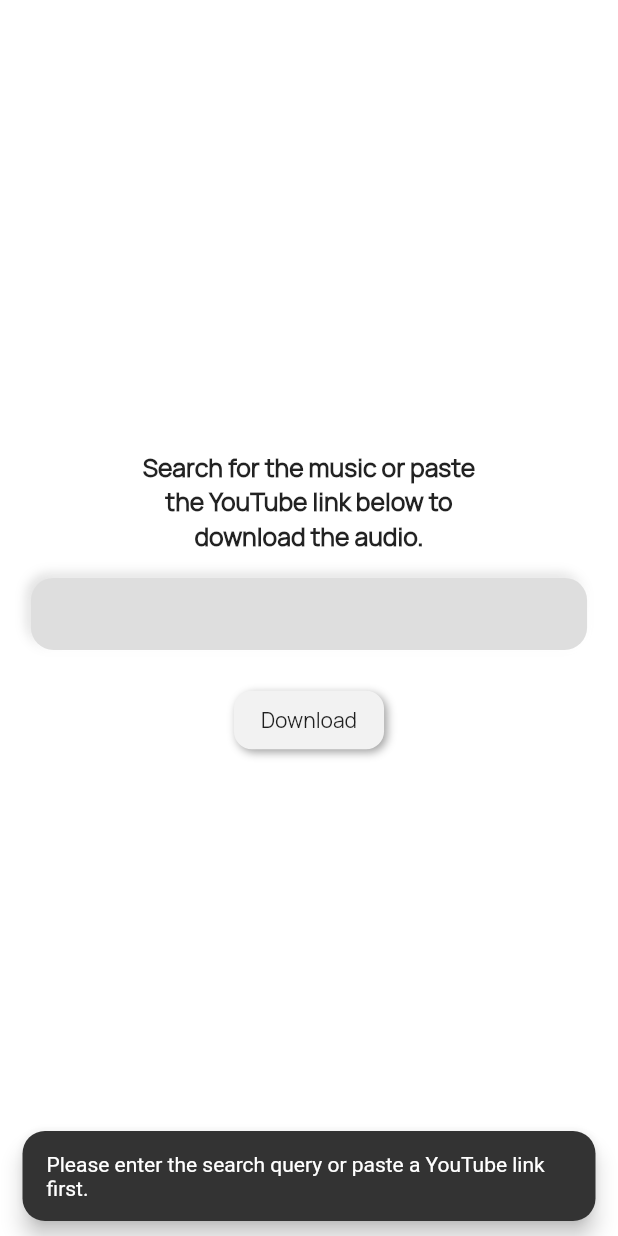
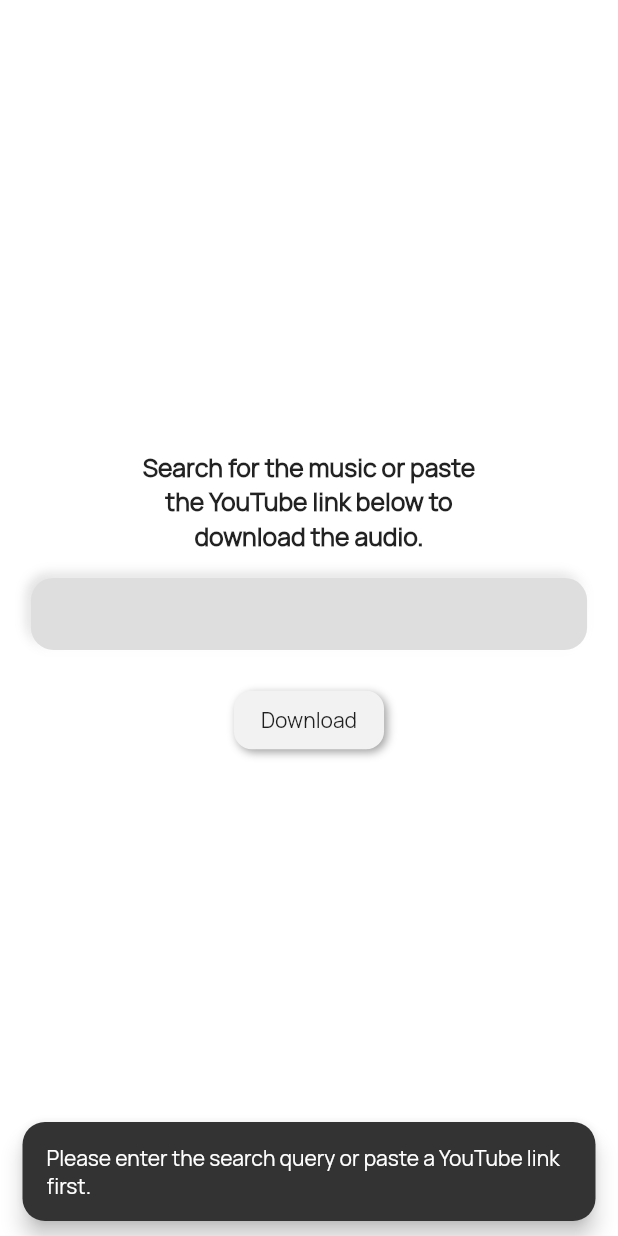
Before and after one commit to hippedorange22/YtDownloader, a Flutter app: the screen it shows after launch, after a tap on "Download", on a phone screen of 412 x 824 dp. Run offline on Flutter 3.47's test engine with Material 2 defaults, Android fonts, the phone set to English and light mode, and no system bars; drawn by our look-alikes of clay_containers, flutter_neumorphic; our stand-ins replace permission_handler; missing offline and left inert: downloads_path_provider_28, folder_picker, youtube_explode_dart.

```diff
--- a/lib/main.dart
+++ b/lib/main.dart
@@ -163,6 +163,9 @@
                                 ScaffoldMessenger.of(context).showSnackBar(SnackBar(
                                   content: Text(
                                     "Please enter the search query or paste a YouTube link first.",
+                                    style: TextStyle(
+                                        fontFamily: "Manrope"
+                                    ),
                                   ),
                                   shape: RoundedRectangleBorder(borderRadius: BorderRadius.all(Radius.circular(15))),
                                   duration: Duration(seconds: 5),
@@ -230,6 +233,9 @@
                                 ScaffoldMessenger.of(context).showSnackBar(SnackBar(
                                   content: Text(
                                     "Successfully downloaded $vidTitle",
+                                    style: TextStyle(
+                                      fontFamily: "Manrope"
+                                    ),
                                   ),
                                   shape: RoundedRectangleBorder(borderRadius: BorderRadius.all(Radius.circular(15))),
                                   duration: Duration(seconds: 3),
@@ -250,6 +256,9 @@
                             ScaffoldMessenger.of(context).showSnackBar(SnackBar(
                               content: Text(
                                 "Error occurred. Please paste the link and try again.",
+                                style: TextStyle(
+                                    fontFamily: "Manrope"
+                                ),
                               ),
                               shape: RoundedRectangleBorder(borderRadius: BorderRadius.all(Radius.circular(15))),
                               duration: Duration(seconds: 5),
```
Also changed, not shown: assets/icon/icon.png.
